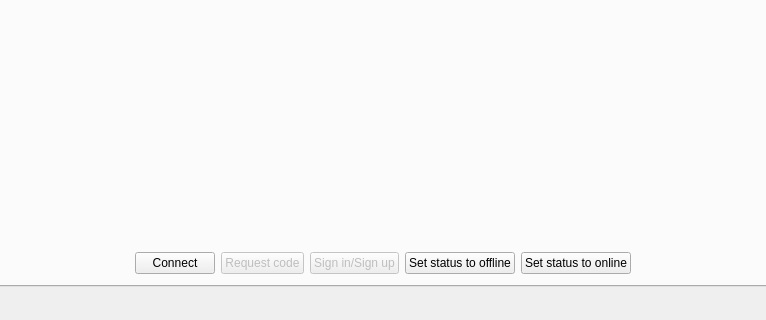
Above: testApp/MainWindow.ui from Kaffeine/telegram-qt before the change; both pictures show x 320 to 1086 and y 384 to 704 of the 1173 by 704 pixel window. Below: the same form after it.
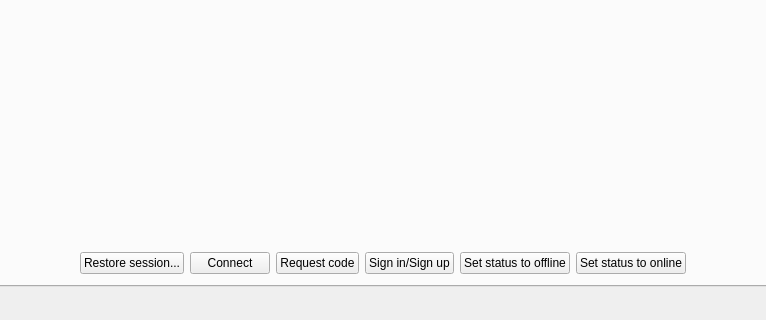
That is the form after the change.

The edit to the form file:
```diff
--- a/testApp/MainWindow.ui
+++ b/testApp/MainWindow.ui
@@ -142,6 +142,13 @@
              </property>
             </spacer>
            </item>
+           <item>
+            <widget class="QPushButton" name="restoreSession">
+             <property name="text">
+              <string>Restore session...</string>
+             </property>
+            </widget>
+           </item>
            <item>
             <widget class="QPushButton" name="connectButton">
              <property name="text">
@@ -152,7 +159,7 @@
            <item>
             <widget class="QPushButton" name="authButton">
              <property name="enabled">
-              <bool>false</bool>
+              <bool>true</bool>
              </property>
              <property name="text">
               <string>Request code</string>
@@ -162,7 +169,7 @@
            <item>
             <widget class="QPushButton" name="signButton">
              <property name="enabled">
-              <bool>false</bool>
+              <bool>true</bool>
              </property>
              <property name="text">
               <string>Sign in/Sign up</string>
```
Left out of the diff: 2 changed lines with no effect on the pictures.
